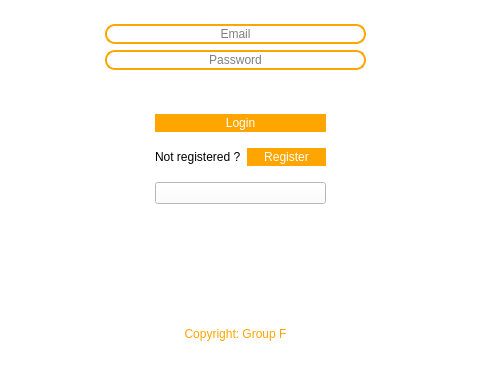
Qt form main_window.ui (jonnyjm/Food_Lover_Ultimate) before a commit; both pictures show x 165 to 645 and y 226 to 600 of the 800 by 600 pixel window.
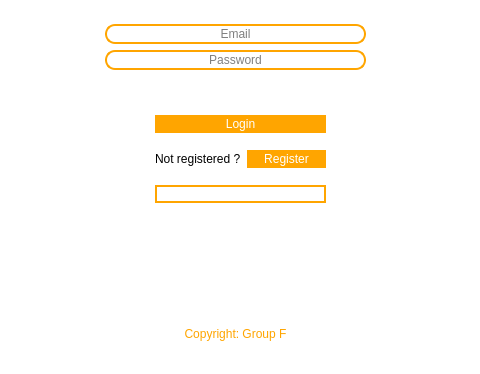
The same form after that commit. Icons and pictures are not drawn.

Diff of the .ui file:
```diff
--- a/main_window.ui
+++ b/main_window.ui
@@ -190,7 +190,7 @@
       <x>320</x>
       <y>330</y>
       <width>171</width>
-      <height>110</height>
+      <height>112</height>
      </rect>
     </property>
     <layout class="QGridLayout" name="gridLayout">
@@ -244,6 +244,9 @@
      </item>
      <item row="2" column="0" colspan="2">
       <widget class="QPushButton" name="surf_btn">
+       <property name="styleSheet">
+        <string notr="true">border: 2px solid orange; border-radius: 10px;</string>
+       </property>
        <property name="text">
         <string/>
        </property>
```
